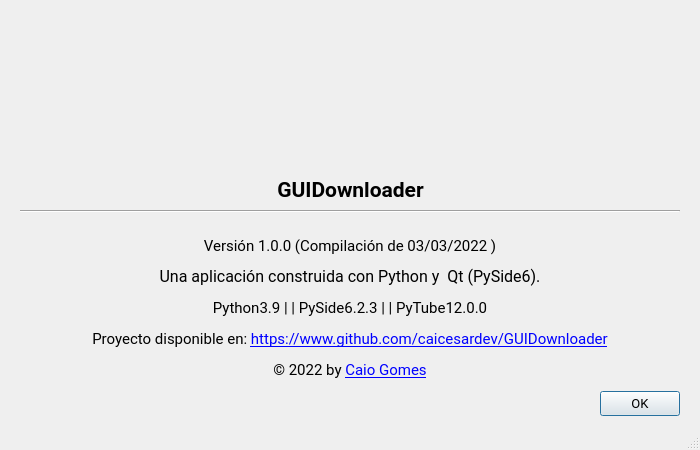
Before: the Qt Designer form app/ui/About.ui in caicesardev/GUIDownloader, drawn with Qt 5.
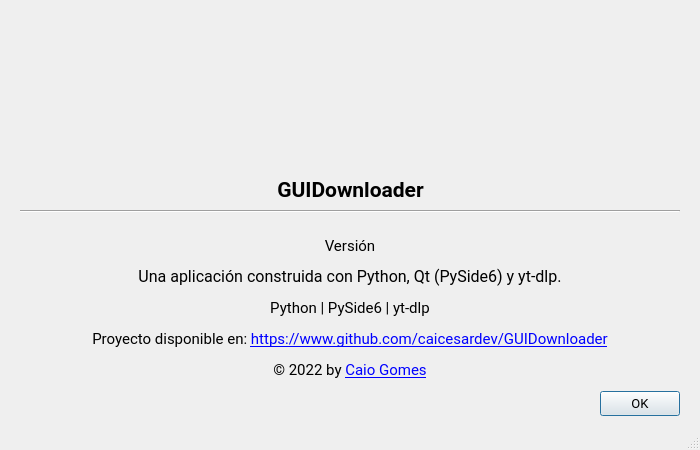
After: the same form once the commit is applied. Icons and pictures are not drawn.

The edit to the form file:
```diff
--- a/app/ui/About.ui
+++ b/app/ui/About.ui
@@ -159,7 +159,7 @@
          </font>
         </property>
         <property name="text">
-         <string>Versión 1.0.0 (Compilación de 03/03/2022 )</string>
+         <string>Versión</string>
         </property>
         <property name="alignment">
          <set>Qt::AlignCenter</set>
@@ -184,7 +184,7 @@
          </font>
         </property>
         <property name="text">
-         <string>Una aplicación construida con Python y  Qt (PySide6).</string>
+         <string>Una aplicación construida con Python, Qt (PySide6) y yt-dlp.</string>
         </property>
         <property name="alignment">
          <set>Qt::AlignCenter</set>
@@ -209,7 +209,7 @@
          </font>
         </property>
         <property name="text">
-         <string>Python3.9 | | PySide6.2.3 | | PyTube12.0.0</string>
+         <string>Python | PySide6 | yt-dlp</string>
         </property>
         <property name="alignment">
          <set>Qt::AlignCenter</set>
```
Left out of the diff: 12 changed lines with no effect on the pictures.
